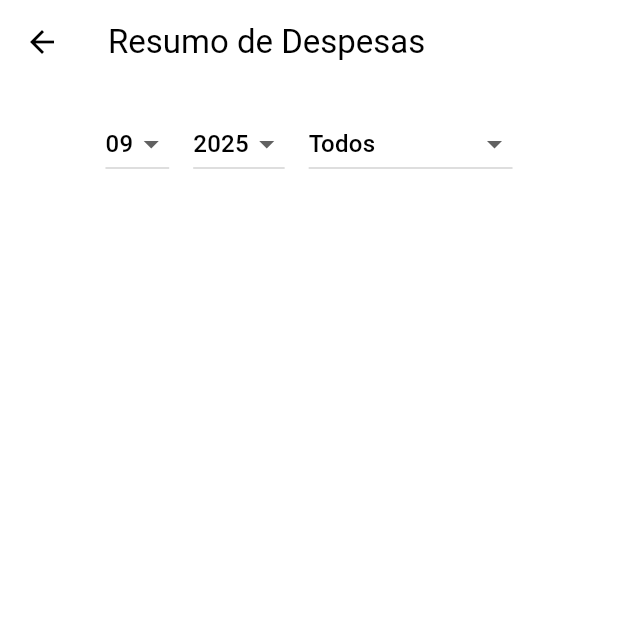
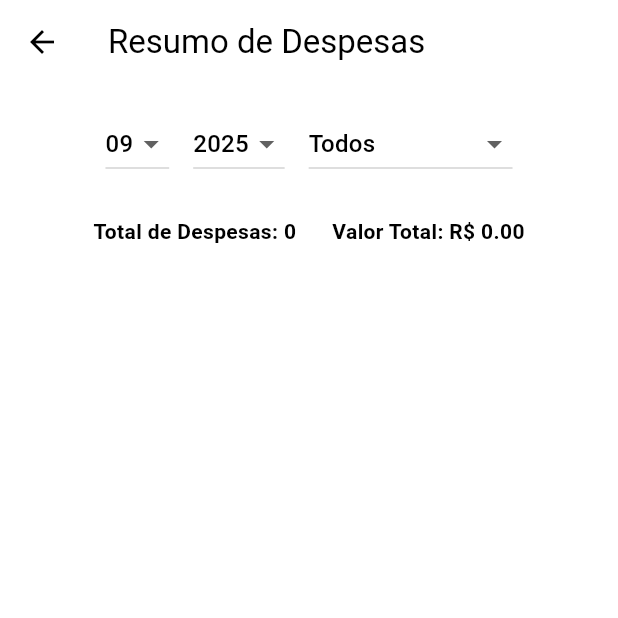
Before and after one commit to fbalbinoribeiro/expense-tracker-app, a Flutter app: the screen it shows after launch, after a tap on the "summarize" icon, on a phone screen of 412 x 824 dp, the top half of it. Run offline on Flutter 3.47's test engine with Material 3 defaults, Android fonts, the light colour scheme and no system bars; our stand-ins replace currency_text_input_formatter, drift; accounts and stored records are empty; generated files the repository leaves out were written again.

Commit message:
feat: db working + summary

```diff
--- a/expense_tracker_app/lib/domain/dao/expense_dao.dart
+++ b/expense_tracker_app/lib/domain/dao/expense_dao.dart
@@ -1,6 +1,6 @@
 import 'package:drift/drift.dart';
+import 'package:expense_tracker_app/domain/database/database.dart';
 import 'package:expense_tracker_app/domain/models/expense.dart';
-import 'package:expense_tracker_app/domain/database/database.dart';
 
 part 'expense_dao.g.dart';
 
@@ -14,9 +14,18 @@ class ExpenseDao extends DatabaseAccessor<AppDatabase> with _$ExpenseDaoMixin {
     String? category,
   }) async {
     final start = DateTime(year, month, 1);
-    final end = DateTime(year, month + 1, 1).subtract(const Duration(days: 1));
+    final nextMonth = month == 12
+        ? DateTime(year + 1, 1, 1)
+        : DateTime(year, month + 1, 1);
     final query = select(expenses)
-      ..where((tbl) => tbl.addedAt.isBetweenValues(start, end));
+      ..where(
+        (tbl) =>
+            tbl.addedAt.isBiggerOrEqualValue(start) &
+            tbl.addedAt.isSmallerThanValue(nextMonth),
+      )
+      ..orderBy([
+        (tbl) => OrderingTerm(expression: tbl.addedAt, mode: OrderingMode.desc),
+      ]);
     if (category != null && category.isNotEmpty) {
       query.where((tbl) => tbl.category.equals(category));
     }
--- a/expense_tracker_app/lib/domain/database/database.dart
+++ b/expense_tracker_app/lib/domain/database/database.dart
@@ -21,6 +21,9 @@ class AppDatabase extends _$AppDatabase {
     onCreate: (m) async {
       await m.createAll();
     },
+    onUpgrade: (m, from, to) async {
+      await m.createAll();
+    },
     beforeOpen: (details) async {},
   );
 }
--- a/expense_tracker_app/lib/features/expenses_summary.dart
+++ b/expense_tracker_app/lib/features/expenses_summary.dart
@@ -1,9 +1,9 @@
+import 'package:expense_tracker_app/domain/dao/expense_dao.dart';
 import 'package:flutter/material.dart';
 
 import '../domain/database/database.dart';
 import '../domain/dto/expense_dto.dart';
 import '../domain/enums/category.dart';
-import '../infra/dao/expense_dao.dart';
 import '../l10n/app_localizations.dart';
 import '../widgets/header_widget.dart';
 
@@ -26,6 +26,11 @@ class _ExpensesSummaryState extends State<ExpensesSummary> {
     final now = DateTime.now();
     selectedMonth = now.month;
     selectedYear = now.year;
+  }
+
+  @override
+  void didChangeDependencies() {
+    super.didChangeDependencies();
     _fetchExpenses();
   }
 
@@ -124,6 +129,23 @@ class _ExpensesSummaryState extends State<ExpensesSummary> {
               ],
             ),
           ),
+          Padding(
+            padding: const EdgeInsets.symmetric(vertical: 8.0),
+            child: Row(
+              mainAxisAlignment: MainAxisAlignment.center,
+              children: [
+                Text(
+                  '${AppLocalizations.of(context).totalExpenses}: ${expenses.length}',
+                  style: const TextStyle(fontWeight: FontWeight.bold),
+                ),
+                const SizedBox(width: 24),
+                Text(
+                  '${AppLocalizations.of(context).totalAmount}: R\$ ${expenses.fold<double>(0, (sum, e) => sum + e.amount).toStringAsFixed(2)}',
+                  style: const TextStyle(fontWeight: FontWeight.bold),
+                ),
+              ],
+            ),
+          ),
           Expanded(
             child: ListView.builder(
               itemCount: expenses.length,
--- a/expense_tracker_app/lib/l10n/app_localizations.dart
+++ b/expense_tracker_app/lib/l10n/app_localizations.dart
@@ -33,4 +33,6 @@ class AppLocalizations {
   String get categoryOther => _strategy.categoryOther;
   String get clear => _strategy.clear;
   String get allCategories => _strategy.allCategories;
+  String get totalExpenses => _strategy.totalExpenses;
+  String get totalAmount => _strategy.totalAmount;
 }
--- a/expense_tracker_app/lib/l10n/app_localizations_en.dart
+++ b/expense_tracker_app/lib/l10n/app_localizations_en.dart
@@ -1,6 +1,10 @@
 import 'app_localizations_strategy.dart';
 
 class AppLocalizationsEn implements AppLocalizationsStrategy {
+  @override
+  String get totalExpenses => 'Total Expenses';
+  @override
+  String get totalAmount => 'Total Amount';
   @override
   String get allCategories => 'All';
   @override
--- a/expense_tracker_app/lib/l10n/app_localizations_ptbr.dart
+++ b/expense_tracker_app/lib/l10n/app_localizations_ptbr.dart
@@ -1,6 +1,10 @@
 import 'app_localizations_strategy.dart';
 
 class AppLocalizationsPtBr implements AppLocalizationsStrategy {
+  @override
+  String get totalExpenses => 'Total de Despesas';
+  @override
+  String get totalAmount => 'Valor Total';
   @override
   String get allCategories => 'Todos';
   @override
--- a/expense_tracker_app/lib/l10n/app_localizations_strategy.dart
+++ b/expense_tracker_app/lib/l10n/app_localizations_strategy.dart
@@ -14,4 +14,6 @@ abstract class AppLocalizationsStrategy {
   String get categoryOther;
   String get clear;
   String get allCategories;
+  String get totalExpenses;
+  String get totalAmount;
 }
```
